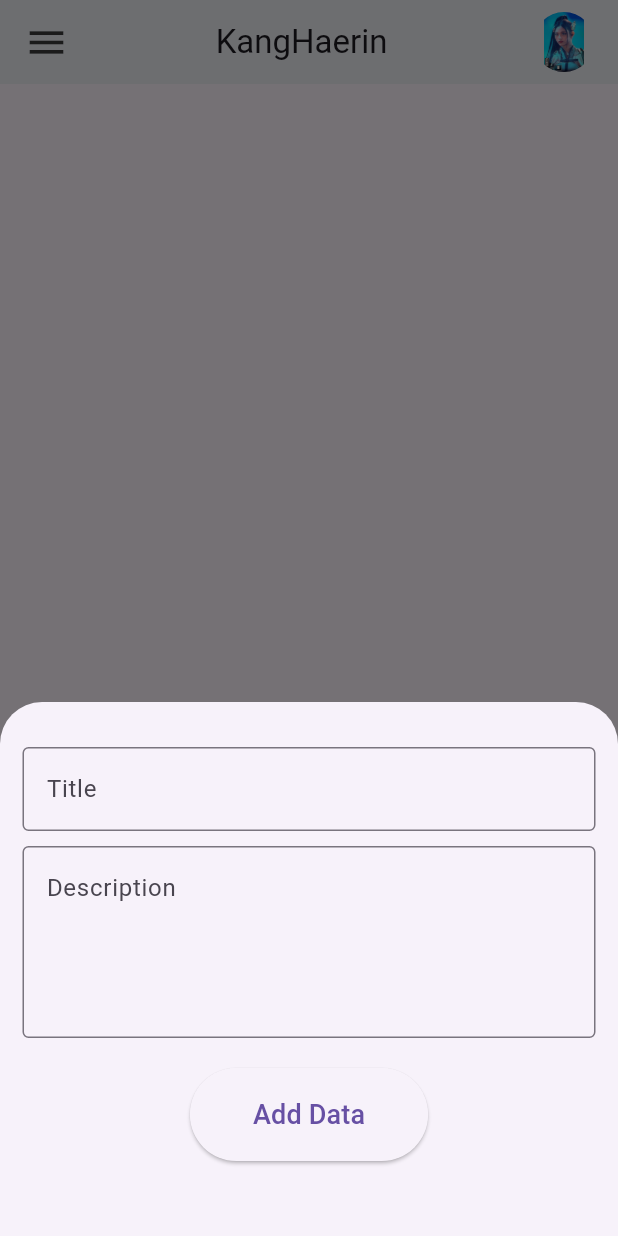
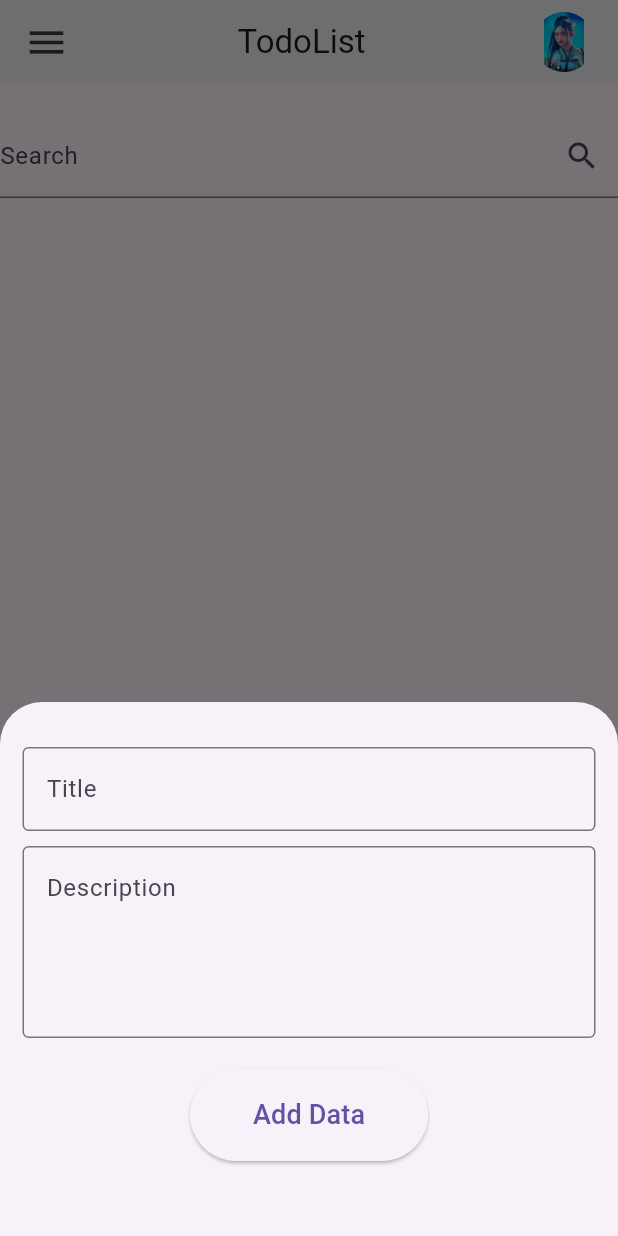
Before and after one commit to tranquanvinh001/flutter, a Flutter app: the screen it shows after launch, after a tap on the "add" icon, on a phone screen of 412 x 824 dp. Run offline on Flutter 3.47's test engine with Material 3 defaults, Android fonts, the phone set to English and light mode, and no system bars; our stand-ins replace sqflite; accounts and stored records are empty.

Commit message:
add search form
add search form

```diff
--- a/flutter_application_1/lib/home_screen.dart
+++ b/flutter_application_1/lib/home_screen.dart
@@ -1,5 +1,6 @@
 import 'package:flutter/material.dart';
-import 'package:flutter_application_1/db_helper.dart';
+import 'package:flutter/services.dart';
+import '../db_helper.dart';
 
 class HomeScreen extends StatefulWidget {
   const HomeScreen({super.key});
@@ -20,10 +21,31 @@ class _HomeScreenState extends State<HomeScreen> {
     });
   }
 
+  List<Map<String, dynamic>> _searchData = [];
+
   @override
   void initState() {
     super.initState();
     _refreshData();
+    _allData = _searchData;
+  }
+
+  void _runFilter(String enteredKeyword) {
+    List<Map<String, dynamic>> results = [];
+    if (enteredKeyword.isEmpty) {
+      _refreshData();
+      results = _allData;
+    } else {
+      results = _allData
+          .where((user) => user['title']
+              .toLowerCase()
+              .contains(enteredKeyword.toLowerCase()))
+          .toList();
+    }
+    setState(() {
+      _refreshData();
+      _searchData = results;
+    });
   }
 
 // Create data
@@ -143,7 +165,7 @@ class _HomeScreenState extends State<HomeScreen> {
               color: Color(0xFF3A3A3A),
               size: 30,
             ),
-            const Text("KangHaerin"),
+            const Text("TodoList"),
             SizedBox(
               height: 40,
               width: 40,
@@ -159,14 +181,31 @@ class _HomeScreenState extends State<HomeScreen> {
           ? const Center(
               child: CircularProgressIndicator(),
             )
-          : ListView.builder(
+          : Column(
+              children: [
+                const SizedBox(
+                  height: 20,
+                ),
+                TextField(
+                  onChanged: (value) => _runFilter(value),
+                  decoration: const InputDecoration(
+                    labelText: 'Search',
+                    suffixIcon: Icon(Icons.search),
+                  ),
+                ),
+                const SizedBox(
+                  height: 20,
+                ),
+                Expanded(
+                  child: ListView.builder(
                     itemCount: _allData.length,
                     itemBuilder: (context, index) => Card(
                       margin: const EdgeInsets.all(15),
                       child: currentIndex == 0
                           ? ListTile(
                               title: Padding(
-                          padding: const EdgeInsets.symmetric(vertical: 5),
+                                padding:
+                                    const EdgeInsets.symmetric(vertical: 5),
                                 child: Text(
                                   _allData[index]['title'],
                                   style: const TextStyle(
@@ -210,6 +249,9 @@ class _HomeScreenState extends State<HomeScreen> {
                                   : Image.asset('assets/images/avatar.jpeg')),
                     ),
                   ),
+                ),
+              ],
+            ),
       bottomNavigationBar: BottomNavigationBar(
         items: const [
           BottomNavigationBarItem(
--- a/flutter_application_1/lib/main.dart
+++ b/flutter_application_1/lib/main.dart
@@ -1,5 +1,5 @@
 import 'package:flutter/material.dart';
-import 'package:flutter_application_1/home_screen.dart';
+import '../home_screen.dart';
 
 void main() {
   runApp(const MyApp());
```
Lines whose indentation alone changed are shown as unchanged.
